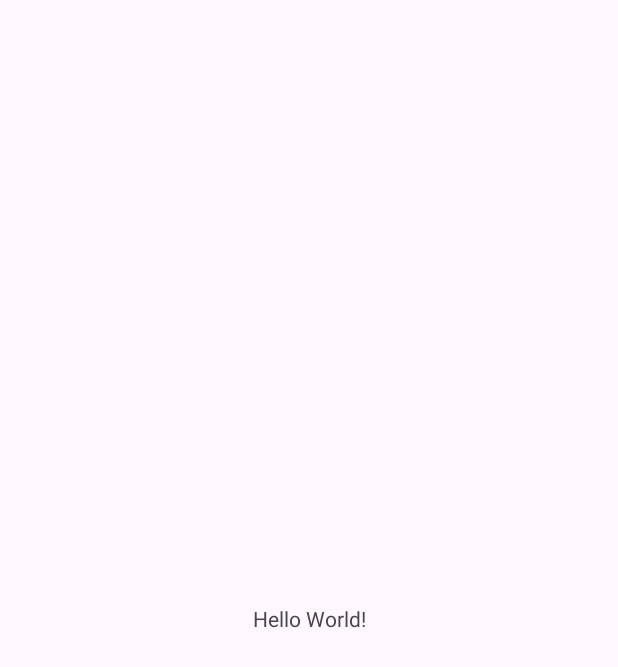
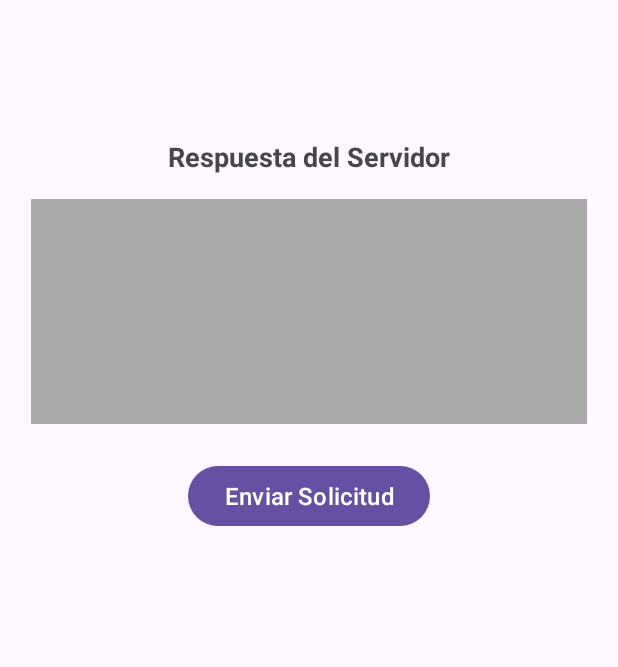
Before and after one commit to PaulOrmaza/ClienteHolaMundo, an Android app: the screen it shows after launch (MainActivity), on a phone screen of 412 x 824 dp. Before the commit the part shown is almost empty. Shown: the top 667 px of the screen. Run offline under Robolectric (Android 15) with nearby library versions, the phone set to English and light mode, and no system bars.

Commit message:
hola mundo en android

```diff
--- a/app/src/main/AndroidManifest.xml
+++ b/app/src/main/AndroidManifest.xml
@@ -1,8 +1,10 @@
 <?xml version="1.0" encoding="utf-8"?>
 <manifest xmlns:android="http://schemas.android.com/apk/res/android"
     xmlns:tools="http://schemas.android.com/tools">
+    <uses-permission android:name="android.permission.INTERNET" />
 
     <application
+        android:usesCleartextTraffic="true"
         android:allowBackup="true"
         android:dataExtractionRules="@xml/data_extraction_rules"
         android:fullBackupContent="@xml/backup_rules"
--- a/app/src/main/res/layout/activity_main.xml
+++ b/app/src/main/res/layout/activity_main.xml
@@ -1,18 +1,53 @@
 <?xml version="1.0" encoding="utf-8"?>
-<androidx.constraintlayout.widget.ConstraintLayout xmlns:android="http://schemas.android.com/apk/res/android"
+<androidx.constraintlayout.widget.ConstraintLayout
+    xmlns:android="http://schemas.android.com/apk/res/android"
     xmlns:app="http://schemas.android.com/apk/res-auto"
     xmlns:tools="http://schemas.android.com/tools"
     android:layout_width="match_parent"
     android:layout_height="match_parent"
     tools:context=".MainActivity">
 
+    <!-- Título o texto indicativo -->
+
+    <!-- Cuadro de texto para mostrar la respuesta -->
     <TextView
+        android:id="@+id/txtTitle"
         android:layout_width="wrap_content"
         android:layout_height="wrap_content"
-        android:text="Hello World!"
-        app:layout_constraintBottom_toBottomOf="parent"
+        android:layout_marginTop="92dp"
+        android:text="Respuesta del Servidor"
+        android:textSize="18sp"
+        android:textStyle="bold"
         app:layout_constraintEnd_toEndOf="parent"
         app:layout_constraintStart_toStartOf="parent"
         app:layout_constraintTop_toTopOf="parent" />
 
+    <TextView
+        android:id="@+id/txtResponse"
+        android:layout_width="0dp"
+        android:layout_height="150dp"
+        android:layout_marginTop="16dp"
+        android:background="@android:color/darker_gray"
+        android:gravity="center"
+        android:padding="8dp"
+        android:textColor="@android:color/white"
+        android:textSize="16sp"
+        app:layout_constraintEnd_toEndOf="parent"
+        app:layout_constraintHorizontal_bias="0.5"
+        app:layout_constraintStart_toStartOf="parent"
+        app:layout_constraintTop_toBottomOf="@+id/txtTitle"
+        app:layout_constraintWidth_percent="0.9" />
+
+    <!-- Botón para enviar la solicitud -->
+    <Button
+        android:id="@+id/btnSendRequest"
+        android:layout_width="wrap_content"
+        android:layout_height="wrap_content"
+        android:text="Enviar Solicitud"
+        android:textSize="16sp"
+        android:layout_marginTop="24dp"
+        app:layout_constraintTop_toBottomOf="@+id/txtResponse"
+        app:layout_constraintStart_toStartOf="parent"
+        app:layout_constraintEnd_toEndOf="parent" />
+
 </androidx.constraintlayout.widget.ConstraintLayout>
```
Also changed, not shown: app/src/main/java/com/spoj/clientehola/MainActivity.java (+68 -0 lines).
